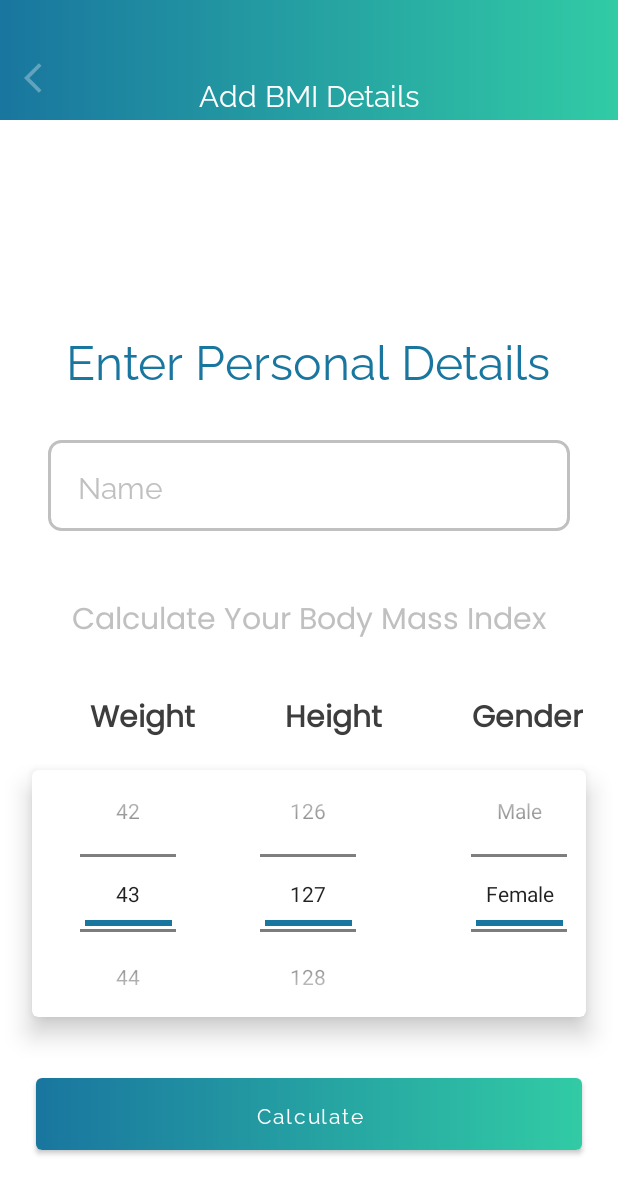
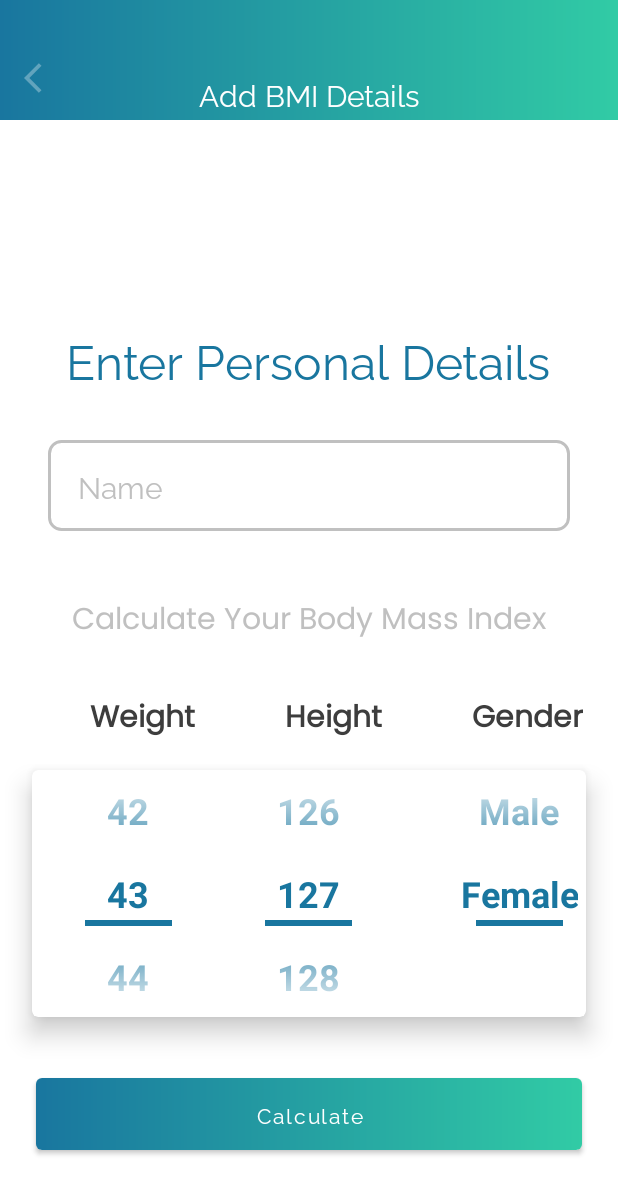
Before and after one commit to anorld-droid/BMI_Calculator, an Android app: the screen it shows after launch (MainActivity), on a phone screen of 412 x 824 dp. Shown: the top 1194 px of the screen. Run offline under Robolectric (Android 15) with nearby library versions, the phone set to English and light mode, and no system bars; our stand-ins replace AdMob, Dagger/Hilt's generated code; 1 statement that could not run was skipped.

Commit message:
Update and format the files.

```diff
--- a/app/src/main/res/drawable/round_corner_button_gradient.xml
+++ b/app/src/main/res/drawable/round_corner_button_gradient.xml
@@ -2,9 +2,9 @@
 <shape xmlns:android="http://schemas.android.com/apk/res/android"
     android:shape="rectangle">
     <gradient
-        android:startColor="#19769F"
-        android:endColor="#31CBA5"
+        android:startColor="@color/colorPrimary"
+        android:endColor="@color/colorSecondary"
         android:angle="0"/>
     <corners
-        android:radius="4dp"/>
+        android:radius="@dimen/spacing_small"/>
 </shape>
--- a/app/src/main/res/drawable/rounded_corner_edit_text.xml
+++ b/app/src/main/res/drawable/rounded_corner_edit_text.xml
@@ -1,12 +1,12 @@
 <?xml version="1.0" encoding="utf-8"?>
 <shape xmlns:android="http://schemas.android.com/apk/res/android"
     android:shape="rectangle"
-    android:padding="10dp">
-    <stroke android:width="3px" android:color="#C0C0C0"/>
-    <solid android:color="#ffffffff"/>
+    android:padding="@dimen/spacing_middle">
+    <stroke android:width="3px" android:color="@color/faint_txt_color"/>
+    <solid android:color="@color/white"/>
     <corners
-        android:bottomRightRadius="8dp"
-        android:bottomLeftRadius="8dp"
-        android:topLeftRadius="8dp"
-        android:topRightRadius="8dp"/>
+        android:bottomRightRadius="@dimen/spacing_xmedium"
+        android:bottomLeftRadius="@dimen/spacing_xmedium"
+        android:topLeftRadius="@dimen/spacing_xmedium"
+        android:topRightRadius="@dimen/spacing_xmedium"/>
 </shape>
--- a/app/src/main/res/values/styles.xml
+++ b/app/src/main/res/values/styles.xml
@@ -5,17 +5,10 @@
             @drawable/splash_screen_bg
         </item>
     </style>
-    <style name="NumberPickerTheme">
-        <item name="android:colorControlNormal">@color/white</item>
-        <item name="android:textColorPrimary">@color/text_color</item>
-        <item name="android:textSize">24sp</item>
-        <item name="android:textStyle">bold</item>
-    </style>
 
     <style name="ToolbarTheme">
         <item name="android:textSize">20sp</item>
         <item name="android:textStyle">normal</item>
         <item name="android:fontFamily">@font/raleway</item>
-
     </style>
 </resources>
--- a/app/src/main/res/values/themes.xml
+++ b/app/src/main/res/values/themes.xml
@@ -4,4 +4,13 @@
         <!-- Customize your theme here. -->
         <item name="android:windowTranslucentStatus">true</item>
     </style>
+    <style name="Widget.PatriceMulindi.NumberPickerTheme" parent="@android:style/Widget.Material.NumberPicker" tools:targetApi="n">
+        <item name="android:colorControlNormal">@color/white</item>
+        <item name="android:textColorPrimary">@color/text_color</item>
+        <item name="android:textSize">24sp</item>
+        <item name="android:textStyle">bold</item>
+
+    </style>
+
+
 </resources>
```
